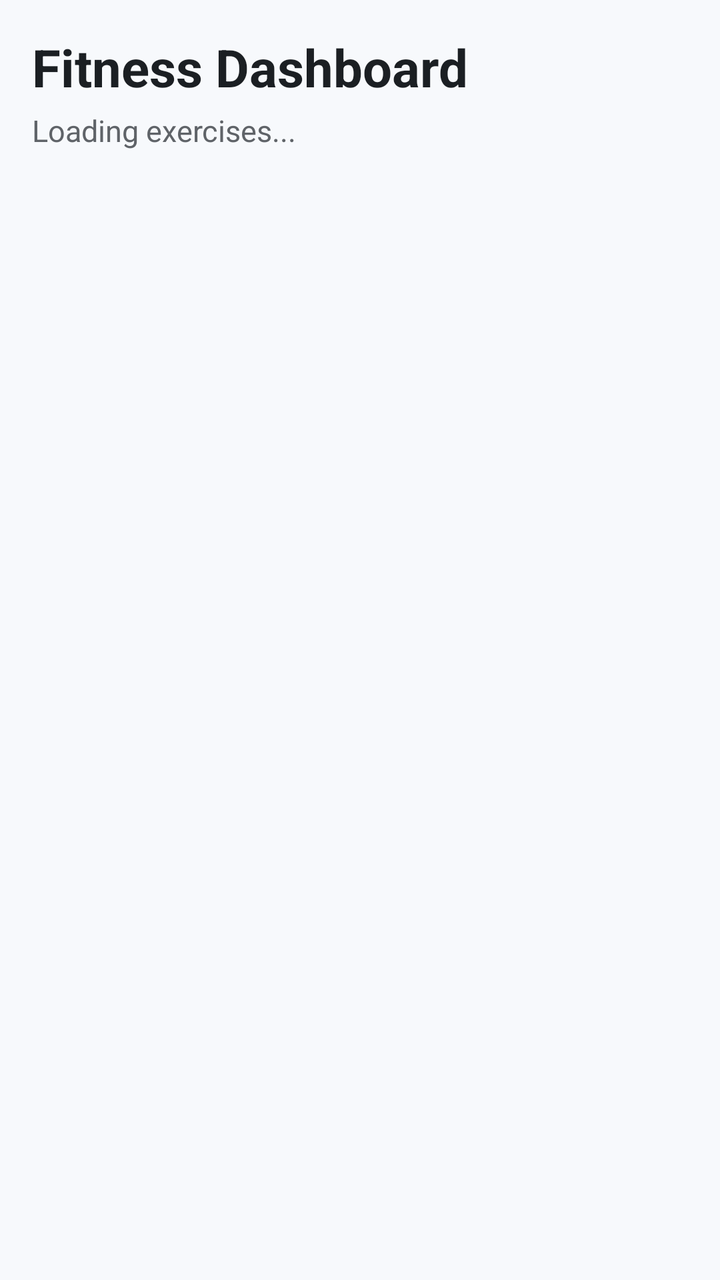
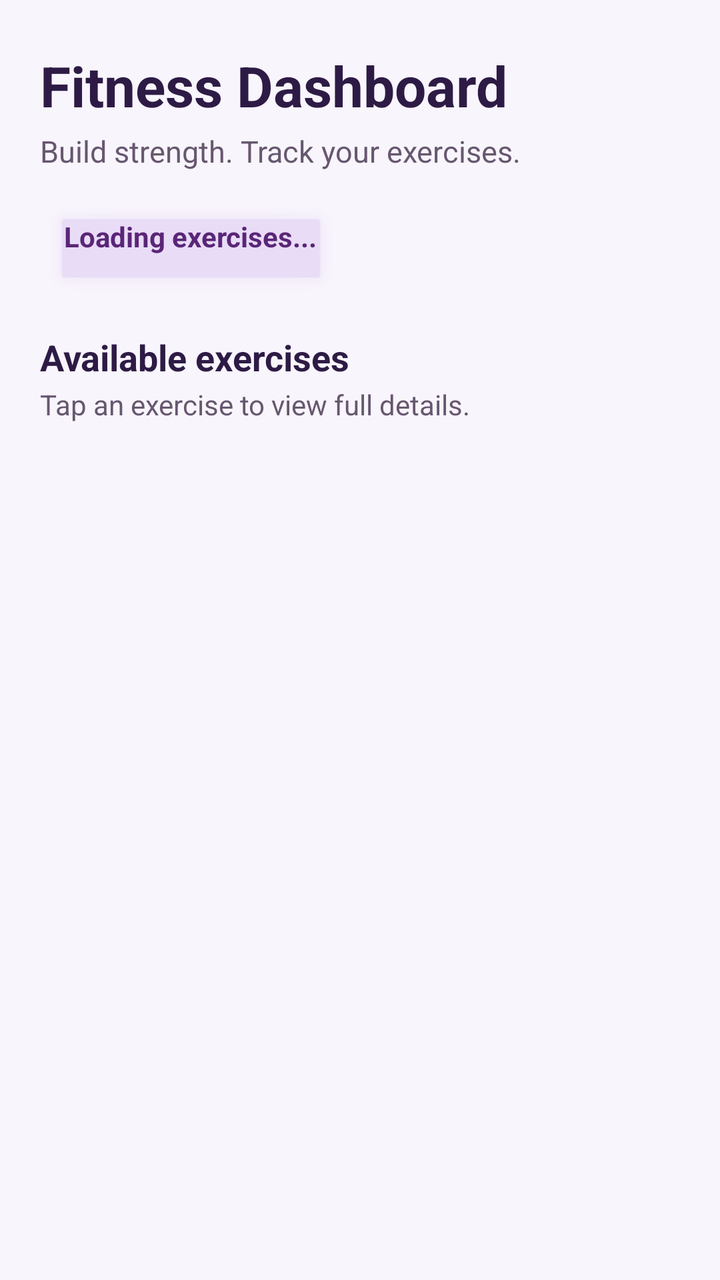

Two renders of the same Android screen: before a commit and after it. Below are the layout's source before the change and the commit's diff.
<!-- AndroidManifest.xml: application theme Theme.S8133896assignment2 -->
<!-- res/layout/activity_dashboard.xml -->
<?xml version="1.0" encoding="utf-8"?>
<LinearLayout xmlns:android="http://schemas.android.com/apk/res/android"
    android:layout_width="match_parent"
    android:layout_height="match_parent"
    android:background="#F7F9FC"
    android:orientation="vertical"
    android:padding="16dp">

    
    <TextView
        android:id="@+id/textViewDashboardTitle"
        android:layout_width="wrap_content"
        android:layout_height="wrap_content"
        android:text="Fitness Dashboard"
        android:textColor="#1B1F23"
        android:textSize="26sp"
        android:textStyle="bold" />

    <TextView
        android:id="@+id/textViewEntityTotal"
        android:layout_width="wrap_content"
        android:layout_height="wrap_content"
        android:layout_marginTop="4dp"
        android:text="Loading exercises..."
        android:textColor="#5F6368"
        android:textSize="15sp" />

    
    <ProgressBar
        android:id="@+id/progressBarDashboard"
        android:layout_width="wrap_content"
        android:layout_height="wrap_content"
        android:layout_gravity="center_horizontal"
        android:layout_marginTop="24dp" />

    
    <TextView
        android:id="@+id/textViewDashboardError"
        android:layout_width="match_parent"
        android:layout_height="wrap_content"
        android:layout_marginTop="20dp"
        android:textColor="#B3261E"
        android:textSize="16sp"
        android:visibility="gone" />

    
    <androidx.recyclerview.widget.RecyclerView
        android:id="@+id/recyclerViewExercises"
        android:layout_width="match_parent"
        android:layout_height="0dp"
        android:layout_marginTop="12dp"
        android:layout_weight="1" />

</LinearLayout>
<!-- resources referenced by this layout -->
<resources>
  <style name="Theme.S8133896assignment2" parent="Base.Theme.S8133896assignment2" />
  <style name="Base.Theme.S8133896assignment2" parent="Theme.Material3.DayNight.NoActionBar">
          
          
      </style>
</resources>

<!-- the commit's change to res/layout/activity_dashboard.xml (unified diff, before → after) -->
@@ -2,9 +2,12 @@
 <LinearLayout xmlns:android="http://schemas.android.com/apk/res/android"
     android:layout_width="match_parent"
     android:layout_height="match_parent"
-    android:background="#F7F9FC"
+    android:background="#F8F5FC"
     android:orientation="vertical"
-    android:padding="16dp">
+    android:paddingStart="20dp"
+    android:paddingTop="24dp"
+    android:paddingEnd="20dp"
+    android:paddingBottom="12dp">
 
     
     <TextView
@@ -12,18 +15,51 @@
         android:layout_width="wrap_content"
         android:layout_height="wrap_content"
         android:text="Fitness Dashboard"
-        android:textColor="#1B1F23"
-        android:textSize="26sp"
+        android:textColor="#2D1B45"
+        android:textSize="28sp"
         android:textStyle="bold" />
 
+    <TextView
+        android:layout_width="wrap_content"
+        android:layout_height="wrap_content"
+        android:layout_marginTop="4dp"
+        android:text="Build strength. Track your exercises."
+        android:textColor="#67576F"
+        android:textSize="15sp" />
+
+    
     <TextView
         android:id="@+id/textViewEntityTotal"
         android:layout_width="wrap_content"
         android:layout_height="wrap_content"
-        android:layout_marginTop="4dp"
+        android:layout_marginTop="16dp"
+        android:background="@android:drawable/alert_light_frame"
+        android:backgroundTint="#E9DCF7"
+        android:paddingStart="12dp"
+        android:paddingTop="7dp"
+        android:paddingEnd="12dp"
+        android:paddingBottom="7dp"
         android:text="Loading exercises..."
-        android:textColor="#5F6368"
-        android:textSize="15sp" />
+        android:textColor="#5A2677"
+        android:textSize="14sp"
+        android:textStyle="bold" />
+
+    <TextView
+        android:layout_width="wrap_content"
+        android:layout_height="wrap_content"
+        android:layout_marginTop="14dp"
+        android:text="Available exercises"
+        android:textColor="#2D1B45"
+        android:textSize="18sp"
+        android:textStyle="bold" />
+
+    <TextView
+        android:layout_width="wrap_content"
+        android:layout_height="wrap_content"
+        android:layout_marginTop="2dp"
+        android:text="Tap an exercise to view full details."
+        android:textColor="#67576F"
+        android:textSize="14sp" />
 
     
     <ProgressBar
@@ -31,7 +67,7 @@
         android:layout_width="wrap_content"
         android:layout_height="wrap_content"
         android:layout_gravity="center_horizontal"
-        android:layout_marginTop="24dp" />
+        android:layout_marginTop="28dp" />
 
     
     <TextView
@@ -39,8 +75,10 @@
         android:layout_width="match_parent"
         android:layout_height="wrap_content"
         android:layout_marginTop="20dp"
+        android:background="#FDE8E7"
+        android:padding="12dp"
         android:textColor="#B3261E"
-        android:textSize="16sp"
+        android:textSize="15sp"
         android:visibility="gone" />
 
     
@@ -48,7 +86,9 @@
         android:id="@+id/recyclerViewExercises"
         android:layout_width="match_parent"
         android:layout_height="0dp"
-        android:layout_marginTop="12dp"
-        android:layout_weight="1" />
+        android:layout_marginTop="14dp"
+        android:layout_weight="1"
+        android:clipToPadding="false"
+        android:paddingBottom="12dp" />
 
 </LinearLayout>
